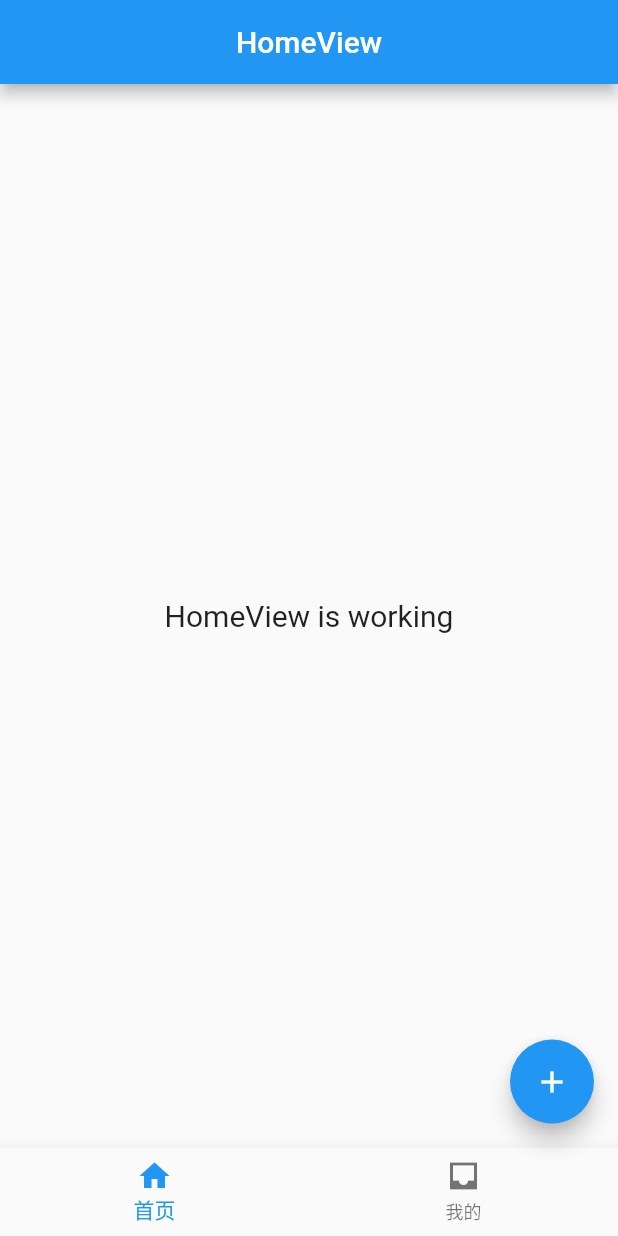
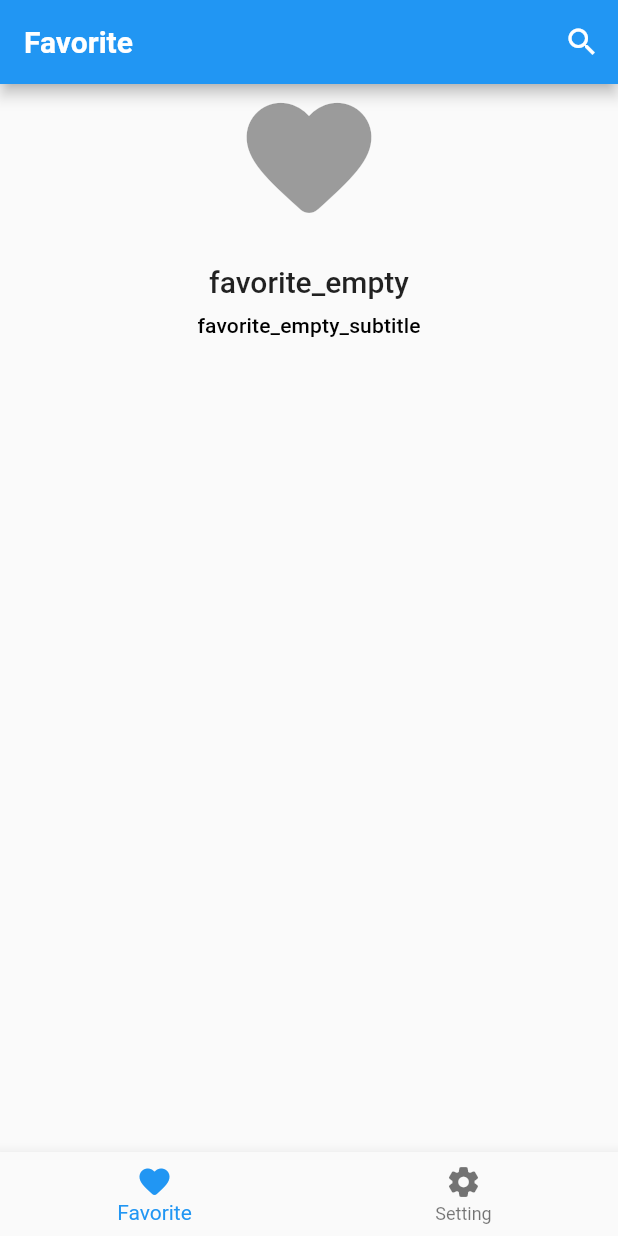
Before and after one commit to ZeroDevi1/PolyLive, a Flutter app: the screen it shows after launch, on a phone screen of 412 x 824 dp. Run offline on Flutter 3.47's test engine with Material 2 defaults, Android fonts, the phone set to English and light mode, and no system bars; drawn by our look-alikes of pull_to_refresh; our stand-ins replace get, shared_preferences.

Commit message:
UI Rebuild

```diff
--- a/assets/locales/en_US.json
+++ b/assets/locales/en_US.json
@@ -1,5 +1,8 @@
 {
   "site": {
     "huya": "huya"
-  }
+  },
+  "favorite": "favorite",
+  "setting": "setting",
+  "search": "search"
 }
--- a/assets/locales/zh_CN.json
+++ b/assets/locales/zh_CN.json
@@ -1,5 +1,8 @@
 {
   "site": {
     "huya": "huya"
-  }
+  },
+  "favorite": "关注",
+  "setting": "设置",
+  "search": "搜索"
 }
--- /dev/null
+++ b/lib/app/modules/favorite/controller.dart
@@ -0,0 +1,44 @@
+import 'dart:convert';
+
+import 'package:flutter/cupertino.dart';
+import 'package:poly_live/common/models/liveroom.dart';
+import 'package:poly_live/common/utils/log.dart';
+import 'package:poly_live/common/utils/pref_util.dart';
+
+class FavoriteProvider with ChangeNotifier {
+  final BuildContext context;
+
+  FavoriteProvider(this.context) {
+    onRefresh();
+  }
+
+  // 所有添加的直播间
+  final List<RoomInfo> _roomList = [];
+
+  // 所有在线的直播间
+  final List<RoomInfo> _onlineRoomList = [];
+
+  // TODO 配置显示所有直播间还是只显示在线直播间
+  List<RoomInfo> get roomList => _roomList;
+
+  Future<void> onRefresh() async {
+    _loadRoomList();
+  }
+
+  Future<void> removeRoom(RoomInfo roomInfo) async {
+    Log().d('removeRoom: ${roomInfo.roomId}');
+  }
+
+  Future<void> moveRoomToTop(RoomInfo roomInfo) async {
+    Log().d('moveRoomToTop: ${roomInfo.roomId}');
+  }
+
+  void _loadRoomList() {
+    _roomList.clear();
+    _onlineRoomList.clear();
+    var prefList = PrefUtil.getStringList('favorite') ?? [];
+    _roomList.addAll(prefList.map((e) => RoomInfo.fromJson(jsonDecode(e))));
+    _onlineRoomList.addAll(
+        _roomList.where((element) => element.liveStatus == LiveStatus.live));
+  }
+}
--- /dev/null
+++ b/lib/app/modules/favorite/index.dart
@@ -0,0 +1,3 @@
+library favorite;
+
+export 'view.dart';
--- /dev/null
+++ b/lib/app/modules/favorite/view.dart
@@ -0,0 +1,103 @@
+import 'package:flutter/material.dart';
+import 'package:flutter_staggered_grid_view/flutter_staggered_grid_view.dart';
+import 'package:get/get.dart';
+import 'package:poly_live/app/modules/search/view.dart';
+import 'package:poly_live/common/models/liveroom.dart';
+import 'package:poly_live/common/widgets/empty_view.dart';
+import 'package:poly_live/common/widgets/room_card.dart';
+import 'package:provider/provider.dart';
+import 'package:pull_to_refresh/pull_to_refresh.dart';
+
+import 'controller.dart';
+
+class FavoritePage extends StatefulWidget {
+  const FavoritePage({Key? key}) : super(key: key);
+
+  @override
+  State<FavoritePage> createState() => _FavoritePageState();
+}
+
+class _FavoritePageState extends State<FavoritePage> {
+  final RefreshController refreshController =
+      RefreshController(initialRefresh: false);
+  late FavoriteProvider favorite = Provider.of<FavoriteProvider>(context);
+
+  @override
+  Widget build(BuildContext context) {
+    double screenWidth = MediaQuery.of(context).size.width;
+    int crossAxisCount = screenWidth > 1280
+        ? 4
+        : (screenWidth > 960 ? 3 : (screenWidth > 640 ? 2 : 1));
+
+    return Scaffold(
+      appBar: AppBar(
+        title: Text(
+          'favorite'.tr,
+          style: const TextStyle(fontWeight: FontWeight.w600),
+        ),
+        scrolledUnderElevation: screenWidth > 640 ? 0 : null,
+        actions: [
+          IconButton(
+            icon: const Icon(Icons.search),
+            onPressed: () {
+              Navigator.push(context,
+                  MaterialPageRoute(builder: (context) => const SearchPage()));
+            },
+          ),
+        ],
+      ),
+      body: SmartRefresher(
+        enablePullDown: true,
+        header: const WaterDropHeader(),
+        controller: refreshController,
+        // onRefresh: () => favorite.onRefresh().then((value) {
+        //   refreshController.refreshCompleted();
+        // }),
+        child: favorite.roomList.isNotEmpty
+            ? MasonryGridView.count(
+                padding: const EdgeInsets.all(8),
+                controller: ScrollController(),
+                crossAxisCount: crossAxisCount,
+                itemCount: favorite.roomList.length,
+                itemBuilder: (context, index) {
+                  return RoomCard(
+                    room: favorite.roomList[index],
+                    dense: screenWidth < 640,
+                    onLongPress: () =>
+                        onLongPress(context, favorite.roomList[index]),
+                  );
+                })
+            : EmptyView(
+                icon: Icons.favorite_rounded,
+                title: 'favorite_empty'.tr,
+                subtitle: 'favorite_empty_subtitle'.tr,
+              ),
+      ),
+    );
+  }
+
+  // 直播间Card长按事件
+  onLongPress(BuildContext context, RoomInfo roomInfo) {
+    showDialog(
+      context: context,
+      builder: (context) => AlertDialog(
+        title: Text(roomInfo.title),
+        content: const Text('是否取消收藏？'),
+        actions: [
+          TextButton(
+              onPressed: () {
+                favorite.removeRoom(roomInfo);
+                Navigator.of(context).pop();
+              },
+              child: Text('remove'.tr)),
+          TextButton(
+              onPressed: () {
+                favorite.moveRoomToTop(roomInfo);
+                Navigator.of(context).pop();
+              },
+              child: Text('Move to Top'.tr))
+        ],
+      ),
+    );
+  }
+}
--- a/lib/app/modules/home/controllers/home_controller.dart
+++ b/lib/app/modules/home/controllers/home_controller.dart
@@ -4,6 +4,7 @@ class HomeController extends GetxController {
   //TODO: Implement HomeController
 
   final count = 0.obs;
+  var selectIndex = 0.obs;
   @override
   void onInit() {
     super.onInit();
--- a/lib/app/modules/home/views/home_view.dart
+++ b/lib/app/modules/home/views/home_view.dart
@@ -2,6 +2,7 @@ import 'package:flutter/foundation.dart';
 import 'package:flutter/material.dart';
 
 import 'package:get/get.dart';
+import 'package:poly_live/app/modules/favorite/index.dart';
 
 import 'package:poly_live/common/api/huya.dart';
 
@@ -11,40 +12,29 @@ class HomeView extends GetView<HomeController> {
   HomeView({Key? key}) : super(key: key);
   final _textController = TextEditingController();
 
+  Widget get body => [
+    const FavoritePage(key: Key('FavoritePage')),
+    const FavoritePage(key: Key('FavoritePage')),
+  ][controller.selectIndex.value];
+
   @override
   Widget build(BuildContext context) {
-    var selectIndex = 0.obs;
 
     return Scaffold(
-      appBar: AppBar(
-        title: const Text('HomeView'),
-        centerTitle: true,
-      ),
-      body: const Center(
-        child: Text(
-          'HomeView is working',
-          style: TextStyle(fontSize: 20),
-        ),
-      ),
-      floatingActionButton: FloatingActionButton(
-        onPressed: () {
-          _showDialog(context);
-        },
-        child: const Icon(Icons.add),
-      ),
+      body: body,
       bottomNavigationBar: Obx(() => BottomNavigationBar(
-            currentIndex: selectIndex.value,
+            currentIndex: controller.selectIndex.value,
             onTap: (index) {
-              selectIndex.value = index;
+              controller.selectIndex.value = index;
             },
-            items: const [
+            items:  [
               BottomNavigationBarItem(
-                icon: Icon(Icons.home),
-                label: '首页',
+                icon: const Icon(Icons.favorite_rounded),
+                label: 'favorite'.tr,
               ),
               BottomNavigationBarItem(
-                icon: Icon(Icons.inbox_sharp),
-                label: '我的',
+                icon: const Icon(Icons.settings_rounded),
+                label: 'setting'.tr,
               ),
             ],
           )),
@@ -57,7 +47,7 @@ class HomeView extends GetView<HomeController> {
       barrierDismissible: false, // user must tap button!
       builder: (BuildContext context) {
         return AlertDialog(
-          title: Text('请输入房间号'),
+          title: const Text('请输入房间号'),
           content: SingleChildScrollView(
             child: ListBody(
               children: <Widget>[
--- /dev/null
+++ b/lib/common/widgets/empty_view.dart
@@ -0,0 +1,44 @@
+import 'package:flutter/material.dart';
+
+class EmptyView extends StatelessWidget {
+  const EmptyView(
+      {Key? key,
+      required this.icon,
+      required this.title,
+      required this.subtitle})
+      : super(key: key);
+  final IconData icon;
+  final String title;
+  final String subtitle;
+
+  @override
+  Widget build(BuildContext context) {
+    return Center(
+      child: Column(
+        crossAxisAlignment: CrossAxisAlignment.center,
+        mainAxisAlignment: MainAxisAlignment.center,
+        children: [
+          Icon(
+            icon,
+            size: 100,
+            color: Theme.of(context).disabledColor,
+          ),
+          const SizedBox(
+            height: 20,
+          ),
+          Text(
+            title,
+            style: Theme.of(context).textTheme.headline6,
+          ),
+          const SizedBox(
+            height: 10,
+          ),
+          Text(
+            subtitle,
+            style: Theme.of(context).textTheme.subtitle2,
+          ),
+        ],
+      ),
+    );
+  }
+}
```
Also changed, not shown: lib/app/modules/search/view.dart (added, +72 -0 lines), lib/common/api/live_api.dart (added, +17 -0 lines), lib/common/api/platform/huya.dart (added, +34 -0 lines), lib/common/utils/messages.dart (added, +25 -0 lines), lib/common/utils/pref_util.dart (added, +66 -0 lines), lib/common/widgets/room_card.dart (added, +15 -0 lines), lib/main.dart (+25 -5 lines), pubspec.yaml (+10 -0 lines), lib/generated/locales.g.dart, pubspec.lock, 3 other files.
